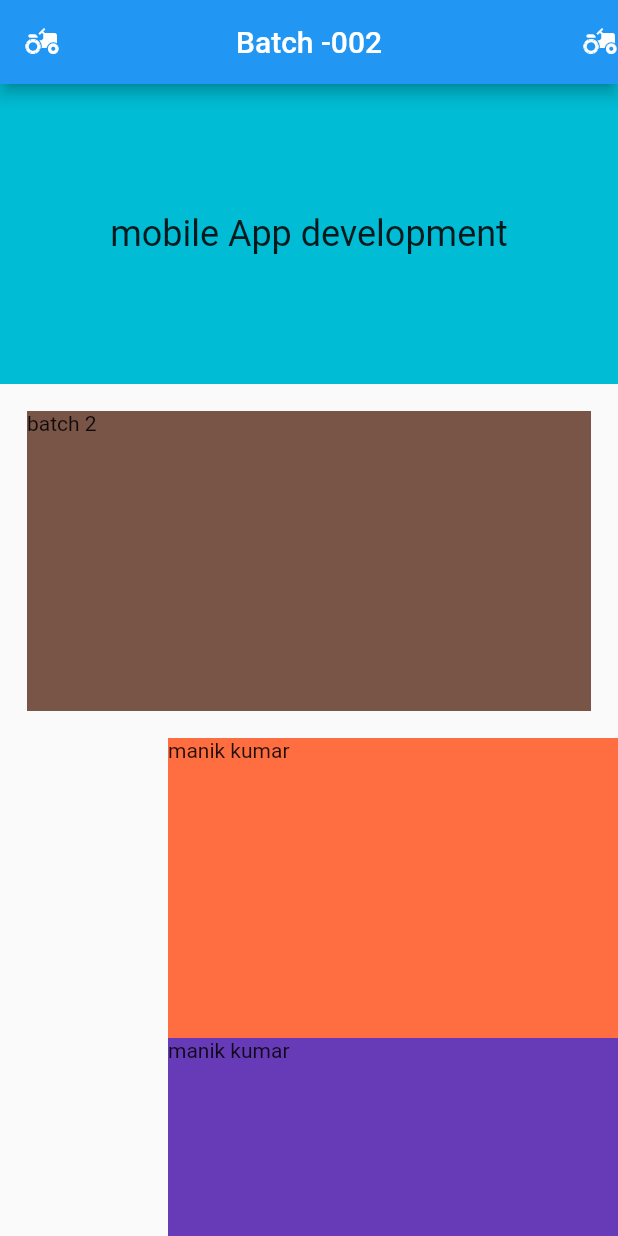
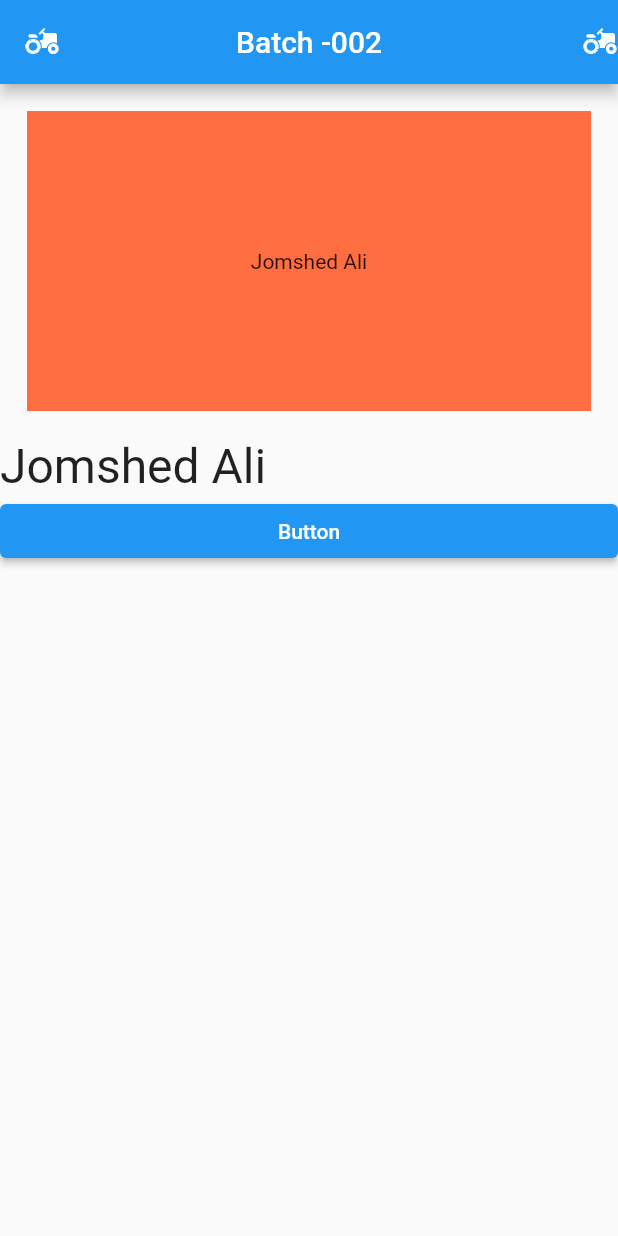
Before and after one commit to jihanislam007/ict_appdevelopment_batch02, a Flutter app: the screen it shows after launch, on a phone screen of 412 x 824 dp. Run offline on Flutter 3.47's test engine with Material 2 defaults, Android fonts, the phone set to English and light mode, and no system bars.

Commit message:
Class - 8

```diff
--- /dev/null
+++ b/lib/SecondPage.dart
@@ -0,0 +1,39 @@
+
+import 'package:flutter/material.dart';
+import 'package:ict_appdevelopment_batch02/main.dart';
+
+import 'ThirdPage.dart';
+
+class SecondPage extends StatelessWidget {
+
+  @override
+  Widget build(BuildContext context) {
+    return Scaffold(
+        appBar: AppBar(
+          leading: Icon(Icons.agriculture),
+          actions: [Icon(Icons.agriculture)],
+
+          title: Text("Batch -002"),
+          centerTitle: true,
+        ),
+        body: Center(child: ListView(
+          children: [
+
+            Padding(
+              padding: const EdgeInsets.all(18.0),
+              child: Container(
+                  height: 200,
+                  color: Colors.deepOrangeAccent,
+                  child: Center(child: Text("Jomshed Ali"))),
+            ),
+            Text("Jomshed Ali",style: TextStyle(fontSize: 32),),
+
+            ElevatedButton(onPressed: (){
+              Navigator.push(context, MaterialPageRoute(builder: (context)=> Thirdpage()));
+            }, child: Text("Button"))
+          ],
+        ))
+      //)
+    );
+  }
+}
--- a/lib/main.dart
+++ b/lib/main.dart
@@ -1,93 +1,22 @@
+import 'dart:ui';
+
 import 'package:flutter/material.dart';
 
+import 'SecondPage.dart';
+
 void main(){
-  runApp(himel());
+  runApp(MyApp());
 }
-class himel extends StatelessWidget {
+
+class MyApp extends StatelessWidget {
   @override
   Widget build(BuildContext context) {
-    return MaterialApp(
-      debugShowCheckedModeBanner: false,
-      home: SecondPage()
+    return
+      MaterialApp(
+      home: SecondPage(),
 
       //Thirdpage()
 
     );
   }
 }
-class SecondPage extends StatelessWidget {
-
-  @override
-  Widget build(BuildContext context) {
-    return Scaffold(
-        appBar: AppBar(
-          leading: Icon(Icons.agriculture),
-          actions: [Icon(Icons.agriculture)],
-
-          title: Text("Batch -002"),
-          centerTitle: true,
-        ),
-        body: ListView(
-          children: [
-            Container(
-              color: Colors.cyan,
-              height: 200,
-              child: Center(child: Text("mobile App development",style: TextStyle(fontSize: 24),)),
-            ),
-            Padding(
-              padding: const EdgeInsets.all(18.0),
-              child: Container(
-                  color: Colors.brown,
-                  height: 200,
-                  child: Text("batch 2")),
-            ),
-            Align(
-              alignment: Alignment.centerRight,
-              child:
-              Container(color: Colors.deepOrangeAccent,
-                  height: 200,
-                  width: 300,
-                  child: Text("manik kumar")),
-            ),
-            Align(
-              alignment: Alignment.centerRight,
-              child:
-              Container(color: Colors.deepPurple,
-                  height: 200,
-                  width: 300,
-                  child: Text("manik kumar")),
-            ),
-
-            ElevatedButton(
-                onPressed: (){
-                  print("Button press done ");
-                  Navigator.push(context,
-                    MaterialPageRoute(builder: (context) => Thirdpage()),);
-                },
-                child: Text("Push me"))
-
-          ],
-        )
-    );
-  }
-}
-
-class Thirdpage extends StatelessWidget {
-
-  @override
-  Widget build(BuildContext context) {
-    return Scaffold(
-      body: ListView(children: [
-            Center(
-            child: Text("Third Page",style: TextStyle(fontSize: 30),)),
-        ElevatedButton(
-            onPressed: (){
-              print("Button press done ");
-              Navigator.push(context,
-                MaterialPageRoute(builder: (context) => SecondPage()),);
-            },
-            child: Text("Back me"))
-          ]),
-    );
-  }
-}
--- a/pubspec.yaml
+++ b/pubspec.yaml
@@ -45,9 +45,9 @@ flutter:
   uses-material-design: true
 
   # To add assets to your application, add an assets section, like this:
-  # assets:
-  #   - images/a_dot_burr.jpeg
-  #   - images/a_dot_ham.jpeg
+  assets:
+    - images/android.png
+    - images/git.jpg
 
   # An image asset can refer to one or more resolution-specific "variants", see
   # https://flutter.dev/assets-and-images/#resolution-aware.
```
Also changed, not shown: lib/ImageLoad/LocalImageLoad.dart (added, +21 -0 lines), lib/ThirdPage.dart (added, +29 -0 lines), images/android.png (added), images/git.jpg (added), 1 other file.
